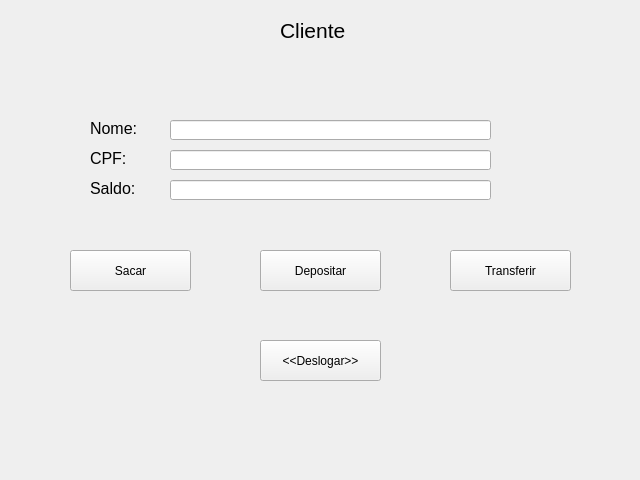
This is Telas_Ui/Cliente.ui in Silveryto/Banco-POOII as Qt 5 draws it before an edit. The edited form follows.
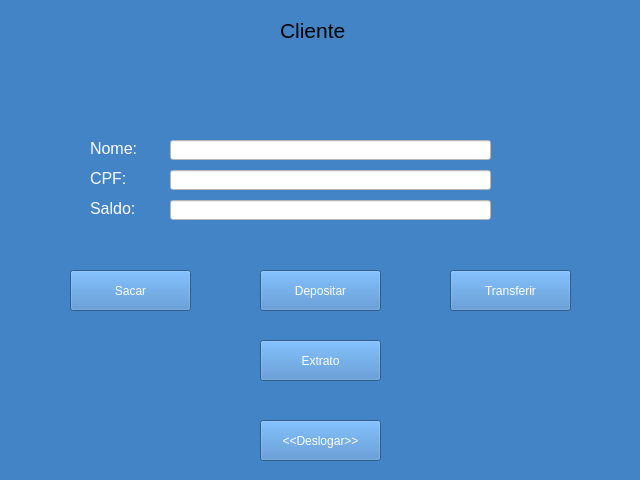
This is the edited form. Icons and pictures are not drawn.

```diff
--- a/Telas_Ui/Cliente.ui
+++ b/Telas_Ui/Cliente.ui
@@ -13,6 +13,9 @@
   <property name="windowTitle">
    <string>Form</string>
   </property>
+  <property name="styleSheet">
+   <string notr="true">background-color: rgb(66, 132, 198)</string>
+  </property>
   <widget class="QLabel" name="label">
    <property name="geometry">
     <rect>
@@ -35,7 +38,7 @@
    <property name="geometry">
     <rect>
      <x>90</x>
-     <y>120</y>
+     <y>140</y>
      <width>71</width>
      <height>16</height>
     </rect>
@@ -45,6 +48,9 @@
      <pointsize>12</pointsize>
     </font>
    </property>
+   <property name="styleSheet">
+    <string notr="true">color: rgb(255, 255, 255)</string>
+   </property>
    <property name="text">
     <string>Nome:</string>
    </property>
@@ -53,21 +59,27 @@
    <property name="geometry">
     <rect>
      <x>170</x>
-     <y>120</y>
+     <y>140</y>
      <width>321</width>
      <height>20</height>
     </rect>
    </property>
+   <property name="styleSheet">
+    <string notr="true">background-color: rgb(255, 255, 255)</string>
+   </property>
   </widget>
   <widget class="QLineEdit" name="lineEdit_2">
    <property name="geometry">
     <rect>
      <x>170</x>
-     <y>150</y>
+     <y>170</y>
      <width>321</width>
      <height>20</height>
     </rect>
    </property>
+   <property name="styleSheet">
+    <string notr="true">background-color: rgb(255, 255, 255)</string>
+   </property>
    <property name="text">
     <string/>
    </property>
@@ -76,7 +88,7 @@
    <property name="geometry">
     <rect>
      <x>90</x>
-     <y>150</y>
+     <y>170</y>
      <width>71</width>
      <height>16</height>
     </rect>
@@ -86,6 +98,9 @@
      <pointsize>12</pointsize>
     </font>
    </property>
+   <property name="styleSheet">
+    <string notr="true">color: rgb(255, 255, 255)</string>
+   </property>
    <property name="text">
     <string>CPF:</string>
    </property>
@@ -94,17 +109,20 @@
    <property name="geometry">
     <rect>
      <x>170</x>
-     <y>180</y>
+     <y>200</y>
      <width>321</width>
      <height>20</height>
     </rect>
    </property>
+   <property name="styleSheet">
+    <string notr="true">background-color: rgb(255, 255, 255)</string>
+   </property>
   </widget>
   <widget class="QLabel" name="label_5">
    <property name="geometry">
     <rect>
      <x>90</x>
-     <y>180</y>
+     <y>200</y>
      <width>71</width>
      <height>16</height>
     </rect>
@@ -114,6 +132,9 @@
      <pointsize>12</pointsize>
     </font>
    </property>
+   <property name="styleSheet">
+    <string notr="true">color: rgb(255, 255, 255)</string>
+   </property>
    <property name="text">
     <string>Saldo:</string>
    </property>
@@ -122,11 +143,14 @@
    <property name="geometry">
     <rect>
      <x>70</x>
-     <y>250</y>
+     <y>270</y>
      <width>121</width>
      <height>41</height>
     </rect>
    </property>
+   <property name="styleSheet">
+    <string notr="true">color: rgb(255, 255, 255)</string>
+   </property>
    <property name="text">
     <string>Sacar</string>
    </property>
@@ -135,11 +159,14 @@
    <property name="geometry">
     <rect>
      <x>260</x>
-     <y>250</y>
+     <y>270</y>
      <width>121</width>
      <height>41</height>
     </rect>
    </property>
+   <property name="styleSheet">
+    <string notr="true">color: rgb(255, 255, 255)</string>
+   </property>
    <property name="text">
     <string>Depositar</string>
    </property>
@@ -148,11 +175,14 @@
    <property name="geometry">
     <rect>
      <x>450</x>
-     <y>250</y>
+     <y>270</y>
      <width>121</width>
      <height>41</height>
     </rect>
    </property>
+   <property name="styleSheet">
+    <string notr="true">color: rgb(255, 255, 255)</string>
+   </property>
    <property name="text">
     <string>Transferir</string>
    </property>
@@ -161,15 +191,53 @@
    <property name="geometry">
     <rect>
      <x>260</x>
-     <y>340</y>
+     <y>420</y>
      <width>121</width>
      <height>41</height>
     </rect>
    </property>
+   <property name="styleSheet">
+    <string notr="true">color: rgb(255, 255, 255)</string>
+   </property>
    <property name="text">
     <string>&lt;&lt;Deslogar&gt;&gt;</string>
    </property>
   </widget>
+  <widget class="QLabel" name="label_4">
+   <property name="geometry">
+    <rect>
+     <x>300</x>
+     <y>80</y>
+     <width>51</width>
+     <height>41</height>
+    </rect>
+   </property>
+   <property name="text">
+    <string/>
+   </property>
+   <property name="pixmap">
+    <pixmap>../icon_title.png</pixmap>
+   </property>
+   <property name="scaledContents">
+    <bool>true</bool>
+   </property>
+  </widget>
+  <widget class="QPushButton" name="pushButton_5">
+   <property name="geometry">
+    <rect>
+     <x>260</x>
+     <y>340</y>
+     <width>121</width>
+     <height>41</height>
+    </rect>
+   </property>
+   <property name="styleSheet">
+    <string notr="true">color: rgb(255, 255, 255)</string>
+   </property>
+   <property name="text">
+    <string>Extrato</string>
+   </property>
+  </widget>
  </widget>
  <resources/>
  <connections/>
```
